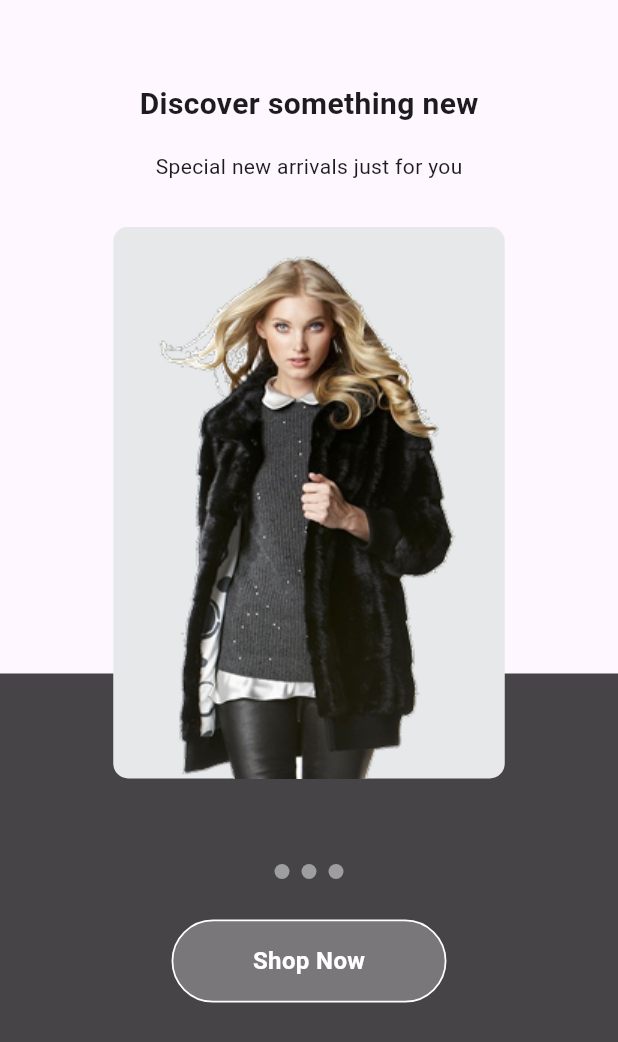
After one commit to aiswaryaajay005/flux_store, a Flutter app: the screen it shows after launch, after a tap on "Get Started", on a phone screen of 412 x 824 dp. The commit adds this screen. Shown: the top 1042 px of the screen. Run offline on Flutter 3.47's test engine with Material 3 defaults, Android fonts, the phone set to English and light mode, and no system bars.

Commit message:
widget refactoring

```diff
--- /dev/null
+++ b/lib/global_widgets/reusable_button.dart
@@ -0,0 +1,36 @@
+import 'package:flutter/material.dart';
+import 'package:flux_store/view/intro_screen.dart/intro_screen.dart';
+
+class ReusableButton extends StatelessWidget {
+  final String name;
+  final void Function() onButtonPressed;
+  const ReusableButton({
+    super.key,
+    required this.name,
+    required this.onButtonPressed,
+  });
+
+  @override
+  Widget build(BuildContext context) {
+    return InkWell(
+      onTap: onButtonPressed,
+
+      child: Container(
+        padding: EdgeInsets.symmetric(horizontal: 53, vertical: 15),
+        decoration: BoxDecoration(
+          border: Border.all(color: Colors.white, width: 1.18),
+          color: Colors.white.withAlpha(70),
+          borderRadius: BorderRadius.circular(29.5),
+        ),
+        child: Text(
+          name,
+          style: TextStyle(
+            fontWeight: FontWeight.bold,
+            fontSize: 16,
+            color: Colors.white,
+          ),
+        ),
+      ),
+    );
+  }
+}
--- a/lib/main.dart
+++ b/lib/main.dart
@@ -10,6 +10,9 @@ class MainApp extends StatelessWidget {
 
   @override
   Widget build(BuildContext context) {
-    return const MaterialApp(home: WelcomeScreen());
+    return const MaterialApp(
+      debugShowCheckedModeBanner: false,
+      home: WelcomeScreen(),
+    );
   }
 }
--- a/lib/utils/constants/image_constants.dart
+++ b/lib/utils/constants/image_constants.dart
@@ -1,3 +1,4 @@
 class ImageConstants {
   static String welcomeBg = 'assets/images/image45.png';
+  static String intro1 = "assets/images/intro1.png";
 }
--- /dev/null
+++ b/lib/view/intro_screen.dart/intro_screen.dart
@@ -0,0 +1,89 @@
+import 'package:flutter/material.dart';
+import 'package:flux_store/global_widgets/reusable_button.dart';
+import 'package:flux_store/utils/constants/color_constants.dart';
+import 'package:flux_store/utils/constants/image_constants.dart';
+
+class IntroScreen extends StatelessWidget {
+  const IntroScreen({super.key});
+
+  @override
+  Widget build(BuildContext context) {
+    return Scaffold(
+      body: SafeArea(
+        child: Center(
+          child: Column(
+            children: [
+              SizedBox(height: 55),
+              Text(
+                "Discover something new",
+                style: TextStyle(fontWeight: FontWeight.bold, fontSize: 20),
+              ),
+              SizedBox(height: 17),
+              Text(
+                "Special new arrivals just for you",
+                style: TextStyle(fontSize: 14, fontWeight: FontWeight.w400),
+              ),
+              SizedBox(height: 30),
+              Expanded(
+                child: Stack(
+                  children: [
+                    Align(
+                      alignment: Alignment.bottomCenter,
+                      child: Container(
+                        width: double.infinity,
+                        height: 375,
+                        color: ColorConstants.darkgrey,
+                      ),
+                    ),
+                    _buildCarouselSection(),
+                  ],
+                ),
+              ),
+            ],
+          ),
+        ),
+      ),
+    );
+  }
+
+  Widget _buildCarouselSection() {
+    return Column(
+      children: [
+        SizedBox(
+          height: 368,
+          width: 261,
+          child: PageView.builder(
+            itemCount: 3,
+            itemBuilder:
+                (context, index) => Container(
+                  alignment: Alignment.bottomCenter,
+                  decoration: BoxDecoration(
+                    borderRadius: BorderRadius.circular(10),
+                    color: ColorConstants.lightgrey,
+                  ),
+                  child: Image.asset(height: 349, ImageConstants.intro1),
+                ),
+          ),
+        ),
+        SizedBox(height: 57),
+        Row(
+          spacing: 8,
+          mainAxisAlignment: MainAxisAlignment.center,
+          children: List.generate(
+            3,
+            (index) => Container(
+              height: 10,
+              width: 10,
+              decoration: BoxDecoration(
+                color: Colors.grey,
+                borderRadius: BorderRadius.circular(5),
+              ),
+            ),
+          ),
+        ),
+        SizedBox(height: 27),
+        ReusableButton(name: "Shop Now", onButtonPressed: () {}),
+      ],
+    );
+  }
+}
--- a/lib/view/welcome_screen/welcome_screen.dart
+++ b/lib/view/welcome_screen/welcome_screen.dart
@@ -1,5 +1,7 @@
 import 'package:flutter/material.dart';
+import 'package:flux_store/global_widgets/reusable_button.dart';
 import 'package:flux_store/utils/constants/image_constants.dart';
+import 'package:flux_store/view/intro_screen.dart/intro_screen.dart';
 
 class WelcomeScreen extends StatelessWidget {
   const WelcomeScreen({super.key});
@@ -40,22 +42,17 @@ class WelcomeScreen extends StatelessWidget {
               ),
             ),
             SizedBox(height: 60),
-            Container(
-              padding: EdgeInsets.symmetric(horizontal: 53, vertical: 15),
-              decoration: BoxDecoration(
-                border: Border.all(color: Colors.white, width: 1.18),
-                color: Colors.white.withAlpha(70),
-                borderRadius: BorderRadius.circular(29.5),
-              ),
-              child: Text(
-                "Get Started",
-                style: TextStyle(
-                  fontWeight: FontWeight.bold,
-                  fontSize: 16,
-                  color: Colors.white,
-                ),
-              ),
+            ReusableButton(
+              name: "Get Started",
+              onButtonPressed: () {
+                print("Button pressed");
+                Navigator.push(
+                  context,
+                  MaterialPageRoute(builder: (context) => IntroScreen()),
+                );
+              },
             ),
+
             SizedBox(height: 100),
           ],
         ),
```
Also changed, not shown: assets/images/intro1.png (added).
